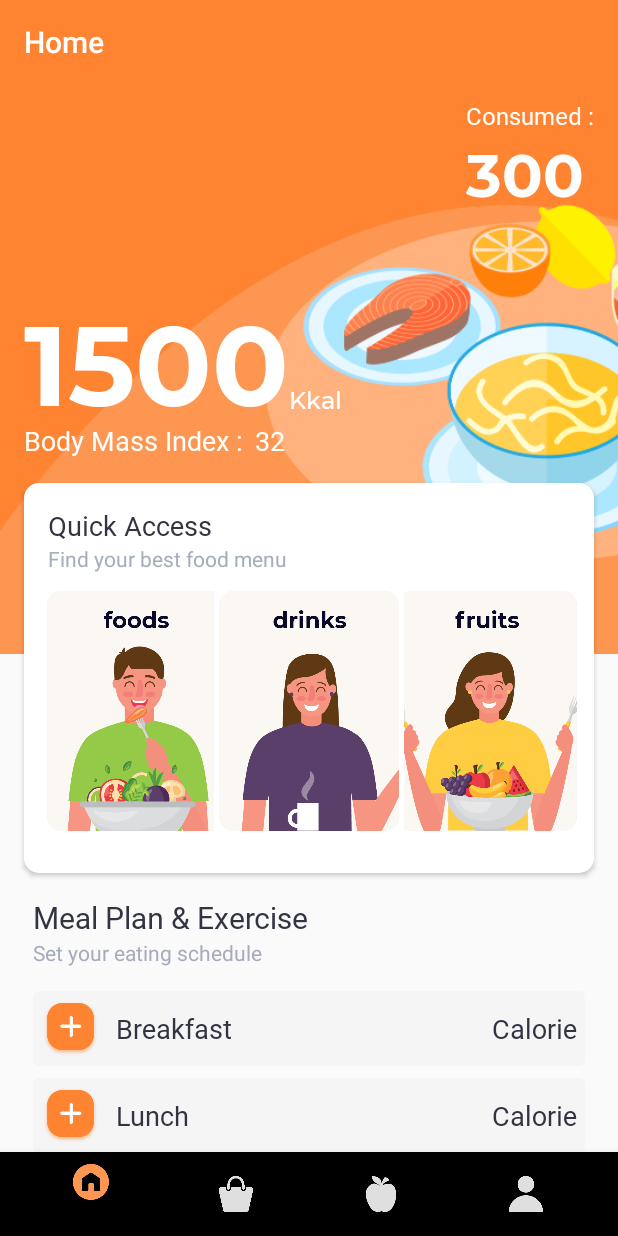
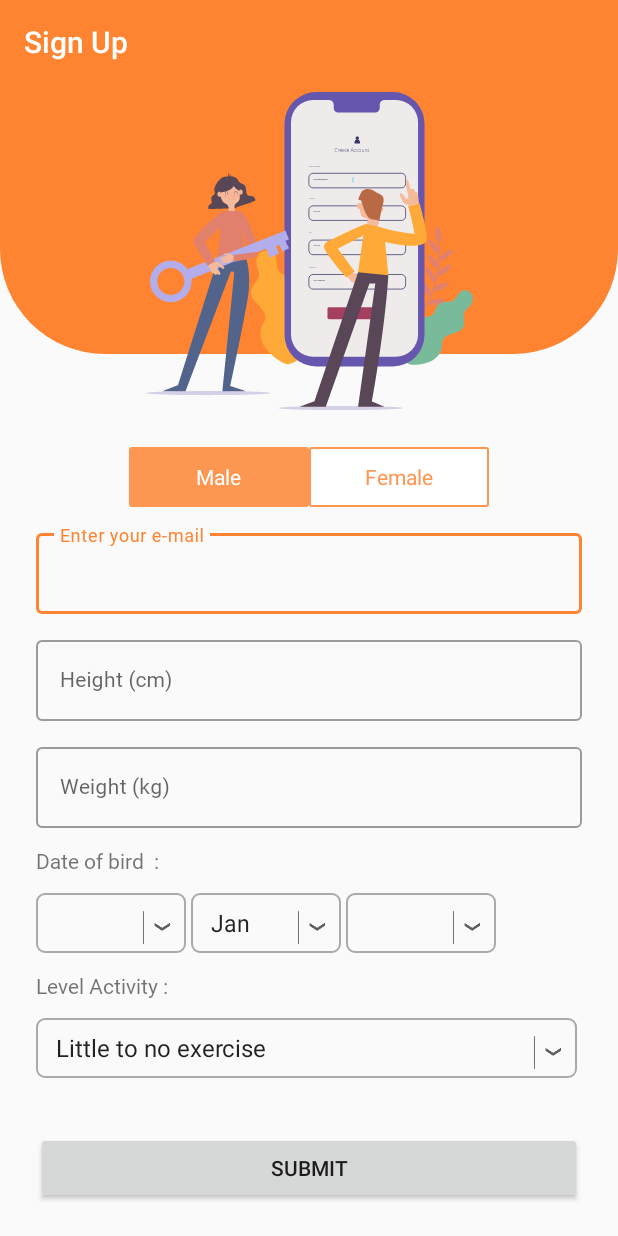
Before and after one commit to arrazyfathan/food-for-you, an Android app: the screen it shows after launch (MainActivity before the commit, SignUp after it), on a phone screen of 412 x 824 dp. Run offline under Robolectric (Android 15) with nearby library versions, the phone set to English and light mode, and no system bars.

Commit message:
SignUp Fix

```diff
--- a/app/src/main/AndroidManifest.xml
+++ b/app/src/main/AndroidManifest.xml
@@ -2,7 +2,7 @@
 <manifest xmlns:android="http://schemas.android.com/apk/res/android"
     package="com.example.foodforyou">
 
-    <uses-permission android:name="android.permission.INTERNET"/>
+    <uses-permission android:name="android.permission.INTERNET" />
 
     <application
         android:allowBackup="true"
@@ -11,6 +11,7 @@
         android:roundIcon="@drawable/ic_ffy"
         android:supportsRtl="true"
         android:theme="@style/AppTheme">
+        <activity android:name=".SignUp"></activity>
         <activity android:name=".SplashActivity">
             <intent-filter>
                 <action android:name="android.intent.action.MAIN" />
@@ -18,8 +19,7 @@
                 <category android:name="android.intent.category.LAUNCHER" />
             </intent-filter>
         </activity>
-        <activity android:name=".MainActivity">
-        </activity>
+        <activity android:name=".MainActivity"></activity>
     </application>
 
 </manifest>
--- /dev/null
+++ b/app/src/main/java/com/example/foodforyou/SignUp.java
@@ -0,0 +1,32 @@
+package com.example.foodforyou;
+
+import androidx.appcompat.app.AppCompatActivity;
+
+import android.content.Intent;
+import android.os.Bundle;
+import android.view.View;
+
+public class SignUp extends AppCompatActivity {
+
+
+
+    @Override
+    protected void onCreate(Bundle savedInstanceState) {
+        super.onCreate(savedInstanceState);
+        setContentView(R.layout.activity_sign_up);
+
+        //Transparent Action Bar
+        if (getSupportActionBar() != null){
+            getSupportActionBar().setElevation(0);
+        }
+
+        getSupportActionBar().setTitle("Sign Up");
+
+    }
+
+
+    public void KeMenu(View view) {
+        Intent intent = new Intent(SignUp.this, MainActivity.class);
+        startActivity(intent);
+    }
+}
--- a/app/src/main/java/com/example/foodforyou/SplashActivity.java
+++ b/app/src/main/java/com/example/foodforyou/SplashActivity.java
@@ -26,7 +26,7 @@ public class SplashActivity extends Activity {
                     } catch (InterruptedException e) {
                         e.printStackTrace();
                     } finally {
-                        startActivity(new Intent(SplashActivity.this, MainActivity.class));
+                        startActivity(new Intent(SplashActivity.this, SignUp.class));
                         finish();
                     }
                 }
--- /dev/null
+++ b/app/src/main/res/drawable/radio_flat_regular.xml
@@ -0,0 +1,9 @@
+<?xml version="1.0" encoding="utf-8"?>
+<shape xmlns:android="http://schemas.android.com/apk/res/android"
+    android:shape="rectangle">
+    <corners android:radius="1dp" />
+    <solid android:color="#fff" />
+    <stroke
+        android:width="1dp"
+        android:color="@color/colorAccent" />
+</shape>
--- /dev/null
+++ b/app/src/main/res/drawable/radio_flat_selected.xml
@@ -0,0 +1,11 @@
+<?xml version="1.0" encoding="utf-8"?>
+<shape xmlns:android="http://schemas.android.com/apk/res/android"
+    android:shape="rectangle">
+    <corners
+        android:radius="1dp"
+        />
+    <solid android:color="@color/colorAccent" />
+    <stroke
+        android:width="1dp"
+        android:color="@color/colorAccent" />
+</shape>
--- /dev/null
+++ b/app/src/main/res/drawable/radio_flat_selector.xml
@@ -0,0 +1,5 @@
+<?xml version="1.0" encoding="utf-8"?>
+<selector xmlns:android="http://schemas.android.com/apk/res/android">
+    <item android:drawable="@drawable/radio_flat_selected" android:state_checked="true" />
+    <item android:drawable="@drawable/radio_flat_regular" />
+</selector>
--- /dev/null
+++ b/app/src/main/res/drawable/radio_flat_text_selector.xml
@@ -0,0 +1,5 @@
+<?xml version="1.0" encoding="utf-8"?>
+<selector xmlns:android="http://schemas.android.com/apk/res/android">
+    <item android:color="@color/colorAccent" android:state_checked="false" />
+    <item android:color="@color/colorWhite" android:state_checked="true" />
+</selector>
--- /dev/null
+++ b/app/src/main/res/drawable/sign_up_bg.xml
@@ -0,0 +1,9 @@
+<?xml version="1.0" encoding="utf-8"?>
+<shape xmlns:android="http://schemas.android.com/apk/res/android"
+    android:shape="rectangle">
+
+    <solid android:color="@color/colorPrimaryDark" />
+    <corners android:bottomLeftRadius="70dp"
+        android:bottomRightRadius="70dp"/>
+
+</shape>
--- /dev/null
+++ b/app/src/main/res/drawable/spinner_bg.xml
@@ -0,0 +1,8 @@
+<?xml version="1.0" encoding="utf-8"?>
+<shape xmlns:android="http://schemas.android.com/apk/res/android">
+    <solid android:color="@android:color/transparent" />
+    <corners android:radius="5dp" />
+    <stroke
+        android:width="1dp"
+        android:color="@android:color/darker_gray" />
+</shape>
--- /dev/null
+++ b/app/src/main/res/layout/activity_sign_up.xml
@@ -0,0 +1,360 @@
+<?xml version="1.0" encoding="utf-8"?>
+<androidx.constraintlayout.widget.ConstraintLayout xmlns:android="http://schemas.android.com/apk/res/android"
+    xmlns:app="http://schemas.android.com/apk/res-auto"
+    xmlns:tools="http://schemas.android.com/tools"
+    android:layout_width="match_parent"
+    android:layout_height="match_parent"
+    tools:context=".SignUp">
+
+    <View
+        android:id="@+id/View"
+        android:layout_width="match_parent"
+        android:layout_height="180dp"
+        android:background="@drawable/sign_up_bg"
+        app:layout_constraintEnd_toEndOf="parent"
+        app:layout_constraintStart_toStartOf="parent"
+        app:layout_constraintTop_toTopOf="parent" />
+
+    <ImageView
+        android:id="@+id/imageView"
+        android:layout_width="wrap_content"
+        android:layout_height="wrap_content"
+        android:layout_marginTop="5dp"
+        android:background="@drawable/signup_image"
+        android:contentDescription="image signup"
+        app:layout_constraintEnd_toEndOf="parent"
+        app:layout_constraintStart_toStartOf="parent"
+        app:layout_constraintTop_toTopOf="@id/View" />
+
+    <ScrollView
+        android:id="@+id/scrollView3"
+        android:layout_width="match_parent"
+        android:layout_height="match_parent"
+        android:layout_marginTop="230dp"
+        app:layout_constraintBottom_toBottomOf="parent"
+        app:layout_constraintEnd_toEndOf="parent"
+        app:layout_constraintStart_toStartOf="parent"
+        app:layout_constraintTop_toBottomOf="@+id/imageView">
+
+        <LinearLayout
+            android:layout_width="match_parent"
+            android:layout_height="wrap_content"
+            android:layout_marginBottom="12dp"
+            android:layout_marginStart="24dp"
+            android:layout_marginEnd="24dp"
+            android:orientation="vertical">
+
+            <LinearLayout
+                android:layout_width="match_parent"
+                android:layout_height="wrap_content"
+                android:layout_gravity="center_horizontal"
+                android:layout_marginTop="12dp"
+                android:orientation="horizontal">
+
+                <!--                <TextView-->
+                <!--                    android:id="@+id/textVie4"-->
+                <!--                    android:layout_marginTop="7dp"-->
+                <!--                    android:layout_width="wrap_content"-->
+                <!--                    android:layout_height="wrap_content"-->
+                <!--                    android:fontFamily="@font/arialregular"-->
+                <!--                    android:text="Gender :"-->
+                <!--                    android:textSize="14sp" />-->
+
+                <RadioGroup
+                    android:id="@+id/radioGroupGender"
+                    android:layout_width="match_parent"
+                    android:layout_height="wrap_content"
+                    android:gravity="center_horizontal"
+                    android:orientation="horizontal">
+
+                    <RadioButton
+                        android:id="@+id/radioButtonGenderMale"
+                        android:layout_width="120dp"
+                        android:layout_height="40dp"
+                        android:background="@drawable/radio_flat_selector"
+                        android:button="@android:color/transparent"
+                        android:checked="true"
+                        android:gravity="center"
+                        android:paddingLeft="16dp"
+                        android:paddingTop="3dp"
+                        android:paddingRight="16dp"
+                        android:paddingBottom="3dp"
+                        android:text="Male"
+                        android:textColor="@drawable/radio_flat_text_selector" />
+
+                    <RadioButton
+                        android:id="@+id/radioButtonGenderFemale"
+                        android:layout_width="120dp"
+                        android:layout_height="40dp"
+                        android:background="@drawable/radio_flat_selector"
+                        android:button="@android:color/transparent"
+                        android:gravity="center"
+                        android:paddingLeft="16dp"
+                        android:paddingTop="3dp"
+                        android:paddingRight="16dp"
+                        android:paddingBottom="3dp"
+                        android:text="Female"
+
+                        android:textColor="@drawable/radio_flat_text_selector" />
+                </RadioGroup>
+            </LinearLayout>
+
+            <com.google.android.material.textfield.TextInputLayout
+                style="@style/Widget.MaterialComponents.TextInputLayout.OutlinedBox"
+                android:layout_width="match_parent"
+                android:layout_height="wrap_content"
+                android:layout_marginTop="12dp"
+                android:hint="Enter your e-mail">
+
+                <com.google.android.material.textfield.TextInputEditText
+                    android:layout_width="match_parent"
+                    android:layout_height="wrap_content"
+                    android:fontFamily="@font/arialregular"
+                    android:textSize="14sp" />
+
+            </com.google.android.material.textfield.TextInputLayout>
+
+            <com.google.android.material.textfield.TextInputLayout
+                style="@style/Widget.MaterialComponents.TextInputLayout.OutlinedBox"
+                android:layout_width="match_parent"
+                android:layout_height="wrap_content"
+                android:layout_marginTop="12dp"
+                android:hint="Height (cm)">
+
+                <com.google.android.material.textfield.TextInputEditText
+                    android:layout_width="match_parent"
+                    android:layout_height="wrap_content"
+                    android:fontFamily="@font/arialregular"
+                    android:textSize="14sp" />
+
+            </com.google.android.material.textfield.TextInputLayout>
+
+            <com.google.android.material.textfield.TextInputLayout
+                style="@style/Widget.MaterialComponents.TextInputLayout.OutlinedBox"
+                android:layout_width="match_parent"
+                android:layout_height="wrap_content"
+                android:layout_marginTop="12dp"
+                android:hint="Weight (kg)">
+
+                <com.google.android.material.textfield.TextInputEditText
+                    android:layout_width="match_parent"
+                    android:layout_height="wrap_content"
+                    android:fontFamily="@font/arialregular"
+                    android:textSize="14sp" />
+
+            </com.google.android.material.textfield.TextInputLayout>
+
+
+            <LinearLayout
+                android:layout_width="match_parent"
+                android:layout_height="wrap_content"
+                android:layout_gravity="center_horizontal"
+                android:layout_marginTop="12dp"
+                android:orientation="vertical">
+
+                <TextView
+                    android:id="@+id/textView2"
+                    android:layout_width="wrap_content"
+                    android:layout_height="wrap_content"
+                    android:fontFamily="@font/arialregular"
+                    android:text="Date of bird  :"
+                    android:textSize="14sp" />
+
+                <LinearLayout
+                    android:layout_width="match_parent"
+                    android:layout_height="match_parent"
+                    android:orientation="horizontal">
+
+                    <RelativeLayout
+                        android:layout_width="100dp"
+                        android:layout_height="wrap_content"
+                        android:layout_marginTop="12dp"
+                        android:layout_marginRight="3dp"
+                        android:background="@drawable/spinner_bg"
+                        android:orientation="horizontal">
+
+                        <Spinner
+                            android:id="@+id/spinnerDOBDay"
+                            android:layout_width="wrap_content"
+                            android:layout_height="wrap_content"
+                            android:layout_centerVertical="true"
+                            android:layout_gravity="center"
+                            android:layout_marginLeft="5dp"
+                            android:background="@android:color/transparent"
+                            android:fontFamily="@font/arialregular"
+                            android:gravity="center"
+                            android:spinnerMode="dropdown"
+                            android:textSize="14sp" />
+
+                        <ImageView
+                            android:layout_width="40dp"
+                            android:layout_height="40dp"
+                            android:layout_alignParentRight="true"
+                            android:layout_centerVertical="true"
+                            android:layout_gravity="center"
+                            android:src="@drawable/drop" />
+
+                    </RelativeLayout>
+
+                    <RelativeLayout
+                        android:layout_width="100dp"
+                        android:layout_height="wrap_content"
+                        android:layout_marginTop="12dp"
+                        android:layout_marginRight="3dp"
+                        android:background="@drawable/spinner_bg"
+                        android:orientation="horizontal">
+
+                        <Spinner
+                            android:id="@+id/spinnerDOBMonth"
+                            android:layout_width="wrap_content"
+                            android:layout_height="wrap_content"
+                            android:layout_centerVertical="true"
+                            android:layout_gravity="center"
+                            android:layout_marginLeft="5dp"
+                            android:background="@android:color/transparent"
+                            android:entries="@array/array_months"
+                            android:fontFamily="@font/arialregular"
+                            android:gravity="center"
+                            android:spinnerMode="dropdown"
+                            android:textSize="14sp"
+
+                            />
+
+                        <ImageView
+                            android:layout_width="40dp"
+                            android:layout_height="40dp"
+                            android:layout_alignParentRight="true"
+                            android:layout_centerVertical="true"
+                            android:layout_gravity="center"
+                            android:src="@drawable/drop" />
+                    </RelativeLayout>
+
+                    <RelativeLayout
+                        android:layout_width="100dp"
+                        android:layout_height="wrap_content"
+                        android:layout_marginTop="12dp"
+                        android:layout_marginRight="3dp"
+                        android:background="@drawable/spinner_bg"
+                        android:orientation="horizontal">
+
+                        <Spinner
+                            android:id="@+id/spinnerDOBYear"
+                            android:layout_width="wrap_content"
+                            android:layout_height="wrap_content"
+                            android:layout_centerVertical="true"
+                            android:layout_gravity="center"
+                            android:layout_marginLeft="5dp"
+                            android:background="@android:color/transparent"
+                            android:fontFamily="@font/arialregular"
+                            android:gravity="center"
+                            android:spinnerMode="dropdown"
+                            android:textSize="14sp" />
+
+                        <ImageView
+                            android:layout_width="40dp"
+                            android:layout_height="40dp"
+                            android:layout_alignParentRight="true"
+                            android:layout_centerVertical="true"
+                            android:layout_gravity="center"
+                            android:src="@drawable/drop" />
+
+                    </RelativeLayout>
+
+
+                </LinearLayout>
+
+            </LinearLayout>
+
+            <LinearLayout
+                android:layout_width="match_parent"
+                android:layout_height="wrap_content"
+                android:layout_gravity="center_horizontal"
+                android:layout_marginTop="12dp"
+                android:orientation="vertical">
+
+                <TextView
+                    android:id="@+id/textView6"
+                    android:layout_width="wrap_content"
+                    android:layout_height="wrap_content"
+                    android:fontFamily="@font/arialregular"
+                    android:text="Level Activity :"
+                    android:textSize="14sp" />
+
+                <RelativeLayout
+                    android:layout_width="match_parent"
+                    android:layout_height="wrap_content"
+                    android:layout_marginTop="12dp"
+                    android:layout_marginRight="3dp"
+                    android:background="@drawable/spinner_bg"
+                    android:orientation="horizontal">
+
+                    <Spinner
+                        android:id="@+id/spinnerActivityLevel"
+                        android:layout_width="match_parent"
+                        android:layout_height="wrap_content"
+                        android:layout_centerVertical="true"
+                        android:layout_gravity="center"
+                        android:layout_marginLeft="5dp"
+                        android:background="@android:color/transparent"
+                        android:entries="@array/array_activity_levels"
+                        android:fontFamily="@font/arialregular"
+                        android:gravity="center"
+                        android:spinnerMode="dropdown"
+                        android:textSize="14sp" />
+
+                    <ImageView
+                        android:layout_width="40dp"
+                        android:layout_height="40dp"
+                        android:layout_alignParentRight="true"
+                        android:layout_centerVertical="true"
+                        android:layout_gravity="center"
+                        android:src="@drawable/drop" />
+
+                </RelativeLayout>
+
+
+            </LinearLayout>
+
+            <LinearLayout
+                android:layout_width="match_parent"
+                android:layout_height="wrap_content"
+                android:layout_gravity="center_horizontal"
+                android:layout_marginTop="12dp"
+                android:orientation="horizontal"
+                android:visibility="invisible">
+
+                <TextView
+                    android:id="@+id/textView5"
+                    android:layout_width="wrap_content"
+                    android:layout_height="wrap_content"
+                    android:fontFamily="@font/arialregular"
+                    android:text="Mesurment :"
+                    android:textSize="14sp" />
+
+
+                <Spinner
+                    android:id="@+id/spinnerMesurment"
+                    android:layout_width="wrap_content"
+                    android:layout_height="wrap_content" />
+
+            </LinearLayout>
+
+            <Button
+                android:layout_width="match_parent"
+                android:layout_height="wrap_content"
+                android:layout_marginBottom="0dp"
+                android:text="Submit"
+                android:onClick="KeMenu"
+                >
+            </Button>
+        </LinearLayout>
+
+    </ScrollView>
+
+
+
+
+
+
+
+</androidx.constraintlayout.widget.ConstraintLayout>
--- a/app/src/main/res/values/colors.xml
+++ b/app/src/main/res/values/colors.xml
@@ -3,7 +3,7 @@
     <color name="colorPrimary">#FD9651</color>
     <color name="colorPrimaryDark">#FE8432</color>
     <color name="fontColor">#fff</color>
-    <color name="colorAccent">#fff</color>
+    <color name="colorAccent">#FD9651</color>
     <color name="orange_color">#FD9651</color>
     <color name="buttonColor">#44D5A3</color>
     <color name="titleColor">#333443</color>
--- a/app/src/main/res/values/strings.xml
+++ b/app/src/main/res/values/strings.xml
@@ -31,4 +31,32 @@
         <item>Here is some Bowling news!</item>
     </string-array>-->
 
+    <string-array name="array_months">
+        <item>Jan</item>
+        <item>Feb</item>
+        <item>Mar</item>
+        <item>Apr</item>
+        <item>May</item>
+        <item>Jun</item>
+        <item>Jul</item>
+        <item>Aug</item>
+        <item>Sep</item>
+        <item>Oct</item>
+        <item>Nov</item>
+        <item>Dec</item>
+    </string-array>
+
+    <string-array name="array_mesurments">
+        <item>Metric</item>
+        <item>Imperial</item>
+    </string-array>
+
+    <string-array name="array_activity_levels">
+        <item>Little to no exercise</item>
+        <item>Light exercise (1–3 days per week)</item>
+        <item>Moderate exercise (3–5 days per week)</item>
+        <item>Heavy exercise (6–7 days per week)</item>
+        <item>Very heavy exercise (twice per day, extra heavy workouts)</item>
+    </string-array>
+
 </resources>
```
Also changed, not shown: app/src/main/res/drawable-hdpi/signup_image.png (added), app/src/main/res/drawable-ldpi/signup_image.png (added), app/src/main/res/drawable-mdpi/signup_image.png (added), app/src/main/res/drawable-xhdpi/signup_image.png (added), app/src/main/res/drawable-xxhdpi/signup_image.png (added), app/src/main/res/drawable-xxxhdpi/signup_image.png (added), app/src/main/res/drawable/drop.png (added).
